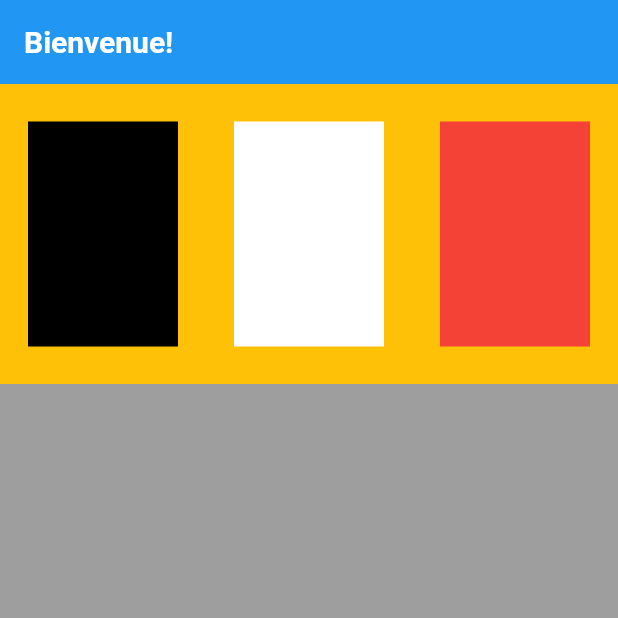
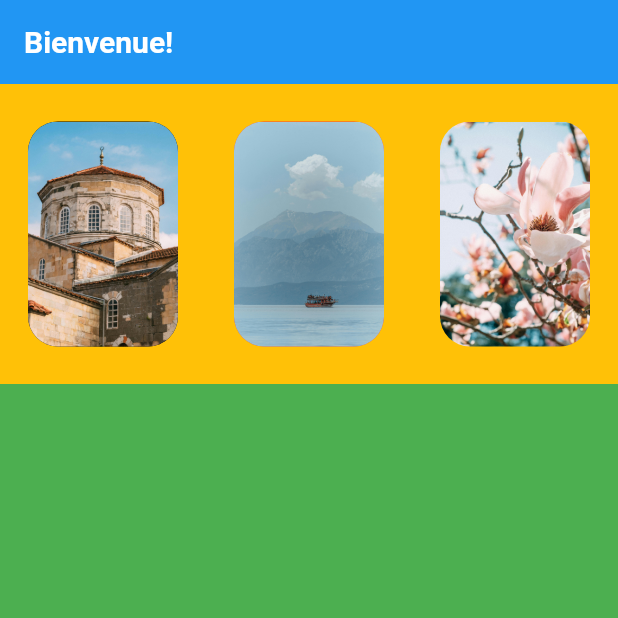
Before and after one commit to LiverMakol/flutter_course_projet_1, a Flutter app: the screen it shows after launch, on a phone screen of 412 x 824 dp, the top half of it. Run offline on Flutter 3.47's test engine with Material 3 defaults, Android fonts, the light colour scheme and no system bars.

Commit message:
Second tp, décoration container et utilisation du wifget Expanded

```diff
--- a/lib/home_page.dart
+++ b/lib/home_page.dart
@@ -19,7 +19,8 @@ class HomePage extends StatelessWidget {
           ),
         ),
       ),
-      body: Column(
+      body: SingleChildScrollView(
+        child: Column(
           // mainAxisAlignment: MainAxisAlignment.start,
           // crossAxisAlignment: CrossAxisAlignment.start,
           children: [
@@ -30,14 +31,42 @@ class HomePage extends StatelessWidget {
               child: Row(
                 mainAxisAlignment: MainAxisAlignment.spaceAround,
                 children: [
-                Container(height: 150, width: 100, color: Colors.black),
-                Container(height: 150, width: 100, color: Colors.white),
-                Container(height: 150, width: 100, color: Colors.red),
+                  topContainer(Colors.black, 'assets/images/1.jpg', 150, 100),
+                  topContainer(Colors.red, 'assets/images/2.jpg', 150, 100),
+                  topContainer(Colors.amber, 'assets/images/3.jpg', 150, 100),
+                  // Expanded(
+                  //   child: Container(
+                  //     height: 150,
+                  //     // width: 300,
+                  //     decoration: BoxDecoration(
+                  //       color: Colors.blueAccent,
+                  //       borderRadius: BorderRadius.circular(20),
+                  //       image: DecorationImage(
+                  //         image: AssetImage('assets/images/3.jpg'),
+                  //         fit: BoxFit.cover,
+                  //       ),
+                  //     ),
+                  //   ),
+                  // ),
                 ],
               ),
             ),
+            Container(height: 700, color: Colors.green),
           ],
+        ),
       ),
     );
   }
 }
+
+Widget topContainer(Color color, String image, double height, double width) {
+  return Container(
+    height: height,
+    width: width,
+    decoration: BoxDecoration(
+      color: color,
+      borderRadius: BorderRadius.circular(20),
+      image: DecorationImage(image: AssetImage(image), fit: BoxFit.cover),
+    ),
+  );
+}
--- a/pubspec.yaml
+++ b/pubspec.yaml
@@ -58,9 +58,9 @@ flutter:
   uses-material-design: true
 
   # To add assets to your application, add an assets section, like this:
-  # assets:
-  #   - images/a_dot_burr.jpeg
-  #   - images/a_dot_ham.jpeg
+  assets:
+    - assets/images/
+    - assets/icones/
 
   # An image asset can refer to one or more resolution-specific "variants", see
   # https://flutter.dev/to/resolution-aware-images
```
Also changed, not shown: assets/images/1.jpg (added), assets/images/2.jpg (added), assets/images/3.jpg (added). Lines whose indentation alone changed are shown as unchanged.
